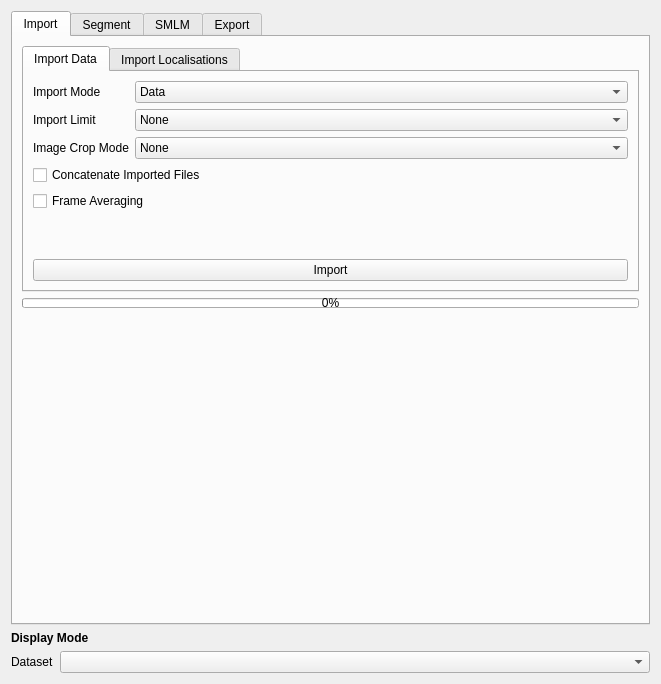
Above: src/moltrack/GUI/widget_ui.ui from piedrro/napari-moltrack before the change. Below: the same form after it.
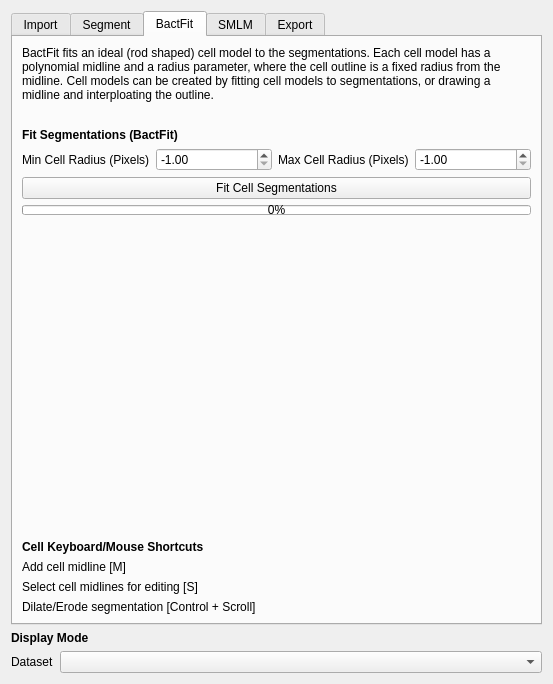
That is the form after the change. The open tabs and pages were chosen to show the change.

Commit message: working cell modification and undo

```diff
--- a/src/moltrack/GUI/widget_ui.ui
+++ b/src/moltrack/GUI/widget_ui.ui
@@ -6,7 +6,7 @@
    <rect>
     <x>0</x>
     <y>0</y>
-    <width>661</width>
+    <width>553</width>
     <height>684</height>
    </rect>
   </property>
@@ -814,42 +814,42 @@
               </font>
              </property>
              <property name="text">
-              <string>Keyboard/Mouse Shortcuts</string>
+              <string>Segmentation Keyboard/Mouse Shortcuts</string>
              </property>
             </widget>
            </item>
            <item>
             <widget class="QLabel" name="label_15">
              <property name="text">
-              <string>Add Segmentation [Space]</string>
+              <string>Add segmentation [Space]</string>
              </property>
             </widget>
            </item>
            <item>
             <widget class="QLabel" name="label_17">
              <property name="text">
-              <string>Extend Segmentation [E]</string>
+              <string>Extend segmentation [E]</string>
              </property>
             </widget>
            </item>
            <item>
             <widget class="QLabel" name="label_18">
              <property name="text">
-              <string>Join Segmentations [J]</string>
+              <string>Join segmentations [J]</string>
              </property>
             </widget>
            </item>
            <item>
             <widget class="QLabel" name="label_16">
              <property name="text">
-              <string>Delete Segmentation [D] or [Double Click]</string>
+              <string>Delete segmentation [D] or [Double Click]</string>
              </property>
             </widget>
            </item>
            <item>
             <widget class="QLabel" name="label_19">
              <property name="text">
-              <string>Dilate/Erode Segmentation [Control + Scroll]</string>
+              <string>Dilate/Erode segmentation [Control + Scroll]</string>
              </property>
             </widget>
            </item>
@@ -996,8 +996,12 @@
              </property>
             </widget>
            </item>
+          </layout>
+         </widget>
+        </widget>
+       </item>
            <item>
-            <spacer name="verticalSpacer_8">
+        <spacer name="verticalSpacer_25">
              <property name="orientation">
               <enum>Qt::Vertical</enum>
              </property>
@@ -1005,6 +1009,39 @@
               <size>
                <width>20</width>
                <height>40</height>
+          </size>
+         </property>
+        </spacer>
+       </item>
+      </layout>
+     </widget>
+     <widget class="QWidget" name="tab_3">
+      <attribute name="title">
+       <string>BactFit</string>
+      </attribute>
+      <layout class="QVBoxLayout" name="verticalLayout_4">
+       <item>
+        <widget class="QLabel" name="label_23">
+         <property name="text">
+          <string>BactFit fits an ideal (rod shaped) cell model to the segmentations. Each cell model has a polynomial midline and a radius parameter, where the cell outline is a fixed radius from the midline. Cell models can be created by fitting cell models to segmentations, or drawing a midline and interploating the outline.</string>
+         </property>
+         <property name="wordWrap">
+          <bool>true</bool>
+         </property>
+        </widget>
+       </item>
+       <item>
+        <spacer name="verticalSpacer_9">
+         <property name="orientation">
+          <enum>Qt::Vertical</enum>
+         </property>
+         <property name="sizeType">
+          <enum>QSizePolicy::Minimum</enum>
+         </property>
+         <property name="sizeHint" stdset="0">
+          <size>
+           <width>20</width>
+           <height>20</height>
               </size>
              </property>
             </spacer>
@@ -1092,12 +1129,8 @@
              </property>
             </widget>
            </item>
-          </layout>
-         </widget>
-        </widget>
-       </item>
        <item>
-        <spacer name="verticalSpacer_25">
+        <spacer name="verticalSpacer_12">
          <property name="orientation">
           <enum>Qt::Vertical</enum>
          </property>
@@ -1109,6 +1142,40 @@
          </property>
         </spacer>
        </item>
+       <item>
+        <widget class="QLabel" name="label_134">
+         <property name="font">
+          <font>
+           <weight>75</weight>
+           <bold>true</bold>
+          </font>
+         </property>
+         <property name="text">
+          <string>Cell Keyboard/Mouse Shortcuts</string>
+         </property>
+        </widget>
+       </item>
+       <item>
+        <widget class="QLabel" name="label_24">
+         <property name="text">
+          <string>Add cell midline [M]</string>
+         </property>
+        </widget>
+       </item>
+       <item>
+        <widget class="QLabel" name="label_25">
+         <property name="text">
+          <string>Select cell midlines for editing [S]</string>
+         </property>
+        </widget>
+       </item>
+       <item>
+        <widget class="QLabel" name="label_26">
+         <property name="text">
+          <string>Dilate/Erode segmentation [Control + Scroll]</string>
+         </property>
+        </widget>
+       </item>
       </layout>
      </widget>
      <widget class="QWidget" name="tab_2">
```
Lines whose indentation alone changed are shown as unchanged. The commit also changes 7 other files.
